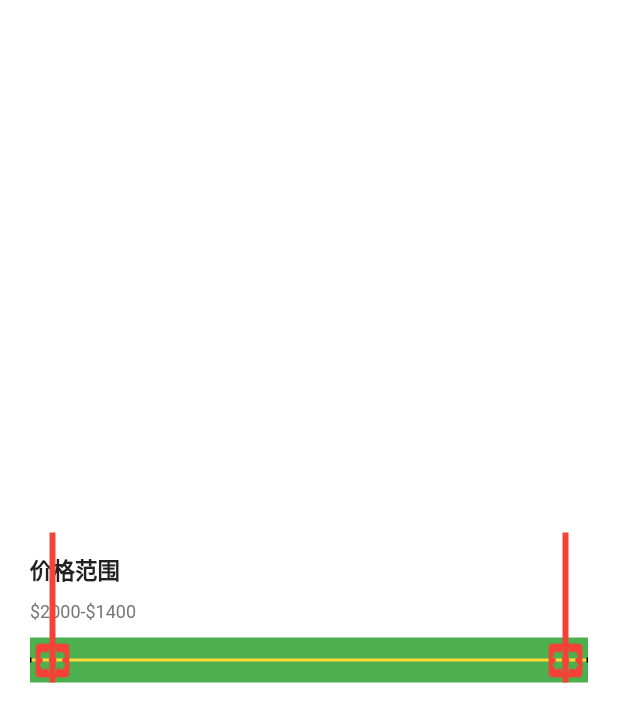
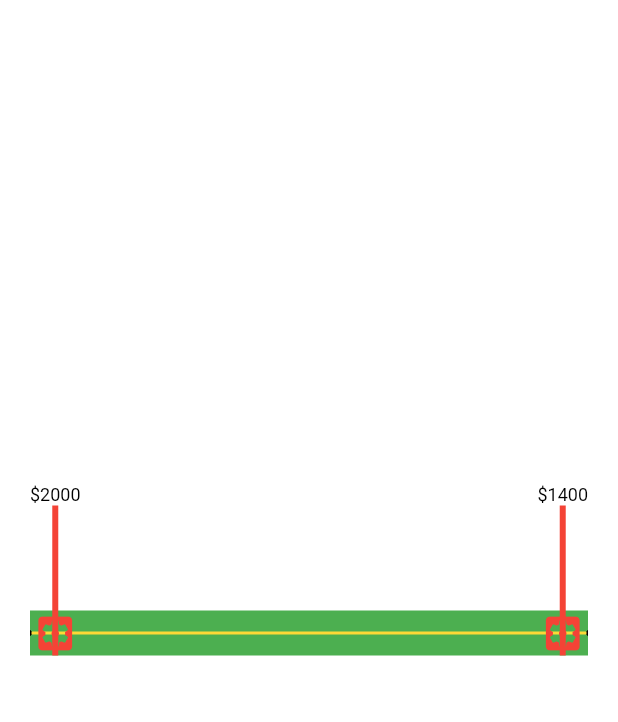
Before and after one commit to bladeofgod/mock_airbnb_price_picker, a Flutter app: the screen it shows after launch, after a tap on "combine demo ( price slider)", on a phone screen of 412 x 824 dp. Shown: the top 722 px of the screen. Run offline on Flutter 3.47's test engine with Material 2 defaults, Android fonts, the phone set to English and light mode, and no system bars.

Commit message:
add indicate price

```diff
--- a/lib/combine_demo/own_demo/price_slider/price_slier_widget.dart
+++ b/lib/combine_demo/own_demo/price_slider/price_slier_widget.dart
@@ -29,7 +29,7 @@ class PriceSliderWidget extends StatefulWidget{
 
   //widget 宽和高
   double rootWidth,
-          rootHeight = 200;
+          rootHeight = 300;
 
 
 
@@ -82,9 +82,9 @@ class PriceSliderWidgetState extends State<PriceSliderWidget> {
         child: Column(
           mainAxisAlignment: MainAxisAlignment.center,
           children: <Widget>[
-            _priceRangeBlock(),
+            //_priceRangeBlock(),
             SizedBox(height: 10,),
-            _priceBlock(_leftPrice, _rightPrice),
+            //_priceBlock(_leftPrice, _rightPrice),
             SizedBox(height: 10,),
             /// x轴 +  左右滑块
             Stack(
@@ -125,10 +125,16 @@ class PriceSliderWidgetState extends State<PriceSliderWidget> {
           alignment: AlignmentDirectional.bottomCenter,
           overflow: Overflow.visible,
           children: <Widget>[
+            Column(
+              crossAxisAlignment: CrossAxisAlignment.center,
+              children: <Widget>[
+                Text("$_leftPrice",style: TextStyle(fontSize: 12,color: Colors.black),),
                 Container(
                   width: 4,
                   height: 100,
                   color: Colors.red,
+                ),
+              ],
             ),
             GestureDetector(
               child: _imageItem(),
@@ -220,10 +226,17 @@ class PriceSliderWidgetState extends State<PriceSliderWidget> {
         alignment: AlignmentDirectional.bottomCenter,
         overflow: Overflow.visible,
         children: <Widget>[
+
+          Column(
+            crossAxisAlignment: CrossAxisAlignment.center,
+            children: <Widget>[
+              Text("$_rightPrice",style: TextStyle(fontSize: 12,color: Colors.black),),
               Container(
                 width: 4,
                 height: 100,
                 color: Colors.red,
+              ),
+            ],
           ),
           GestureDetector(
             child: _imageItem(),
```
Lines whose indentation alone changed are shown as unchanged.
